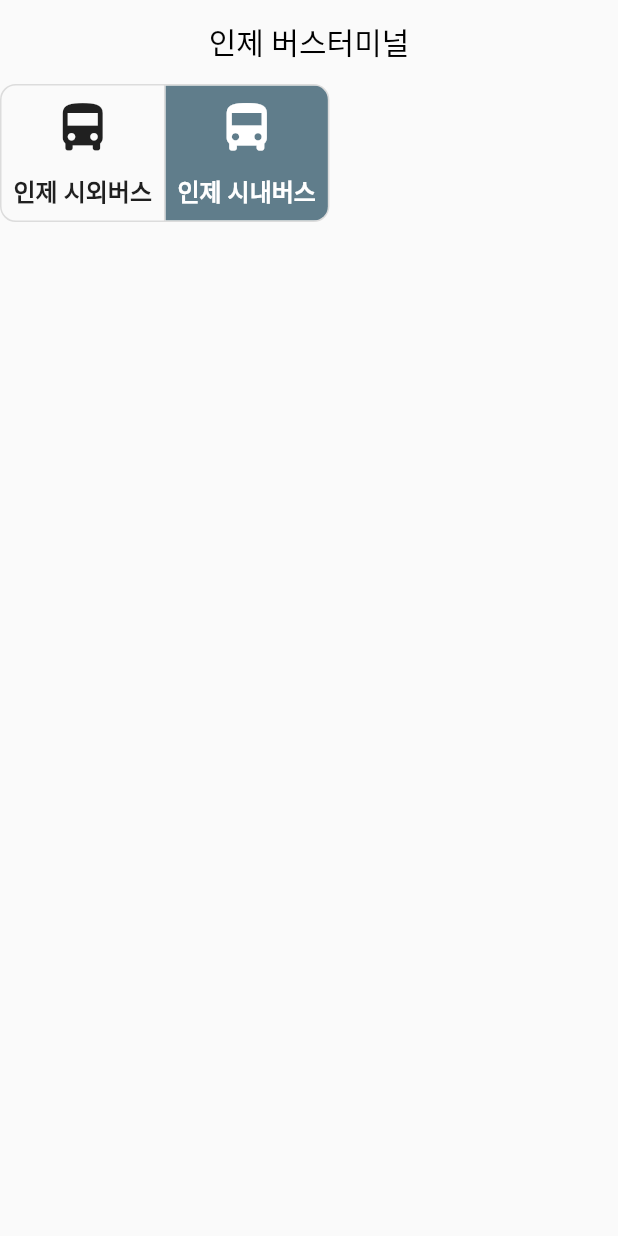
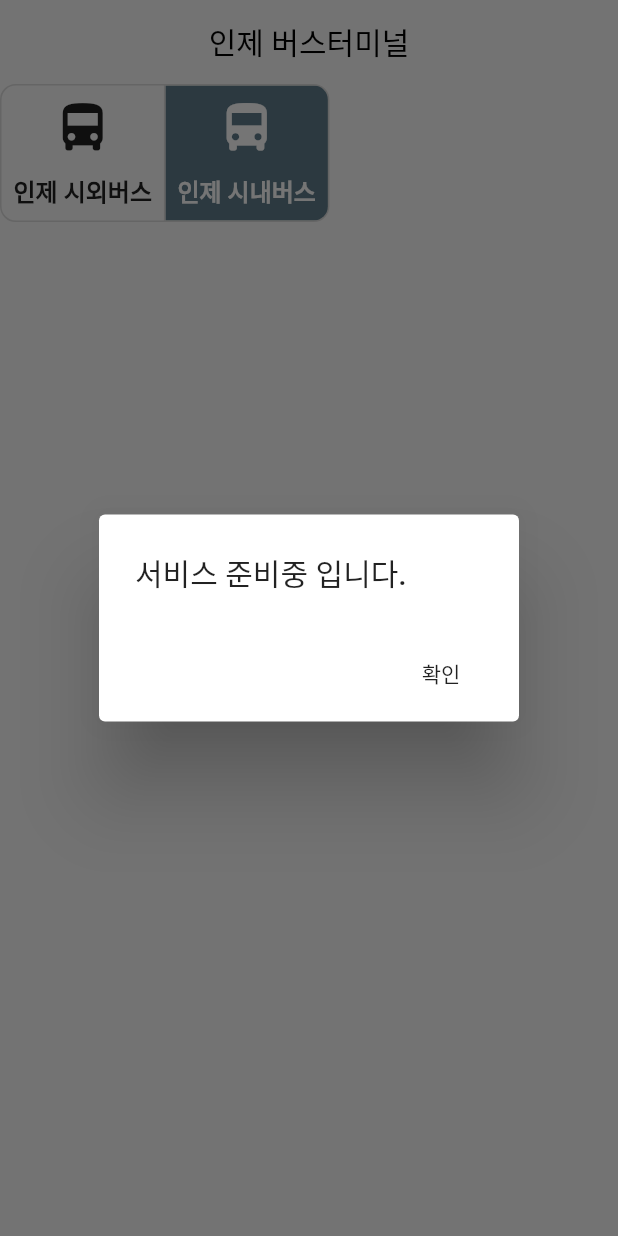
Before and after one commit to DoZeroJeong/bustime_flutter, a Flutter app: the screen it shows after launch, after a tap on "인제 시내버스", on a phone screen of 412 x 824 dp. Run offline on Flutter 3.47's test engine with Material 2 defaults, Android fonts, the phone set to English and light mode, and no system bars.

```diff
--- a/lib/screens/home_screen.dart
+++ b/lib/screens/home_screen.dart
@@ -1,6 +1,5 @@
 import 'package:bustime_flutter/screens/bottomsheet_screen.dart';
 import 'package:bustime_flutter/utilities/constants.dart';
-import 'package:bustime_flutter/widgets/dialog.dart';
 import 'package:flutter/material.dart';
 
 class HomeScreen extends StatefulWidget {
@@ -14,6 +13,24 @@ class _HomeScreenState extends State<HomeScreen> {
 
   @override
   Widget build(BuildContext context) {
+    void _showDialog() {
+      showDialog(
+          context: context,
+          builder: (BuildContext context) {
+            return AlertDialog(
+              title: Text('서비스 준비중 입니다.'),
+              actions: <Widget>[
+                FlatButton(
+                  child: Text('확인'),
+                  onPressed: () {
+                    Navigator.of(context).pop();
+                  },
+                )
+              ],
+            );
+          });
+    }
+
     return Scaffold(
       appBar: AppBar(
         backgroundColor: Colors.transparent,
@@ -91,7 +108,7 @@ class _HomeScreenState extends State<HomeScreen> {
                 } else if (index == 1) {
                   selectedCity = false;
                   selectedInterCity = true;
-                  ShowDialog();
+                  _showDialog();
 //                  showModalBottomSheet(
 //                    context: context,
 //                    builder: (context) => BottomSheetScreen(),
```
Also changed, not shown: lib/widgets/dialog.dart (deleted, +0 -22 lines).
